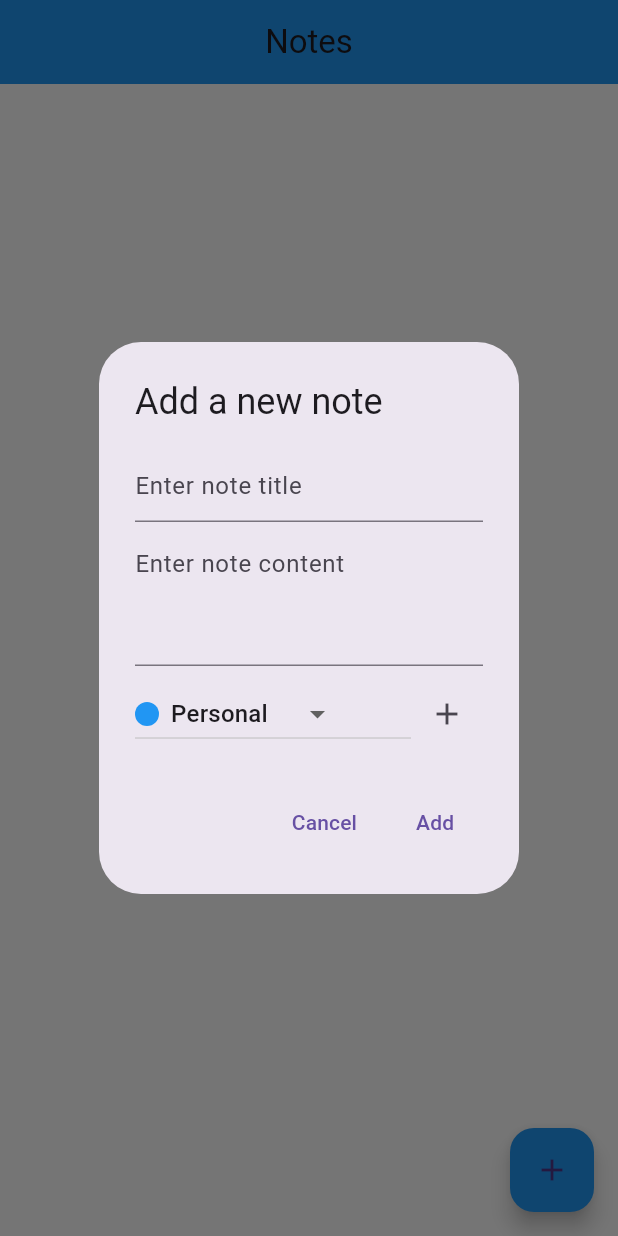
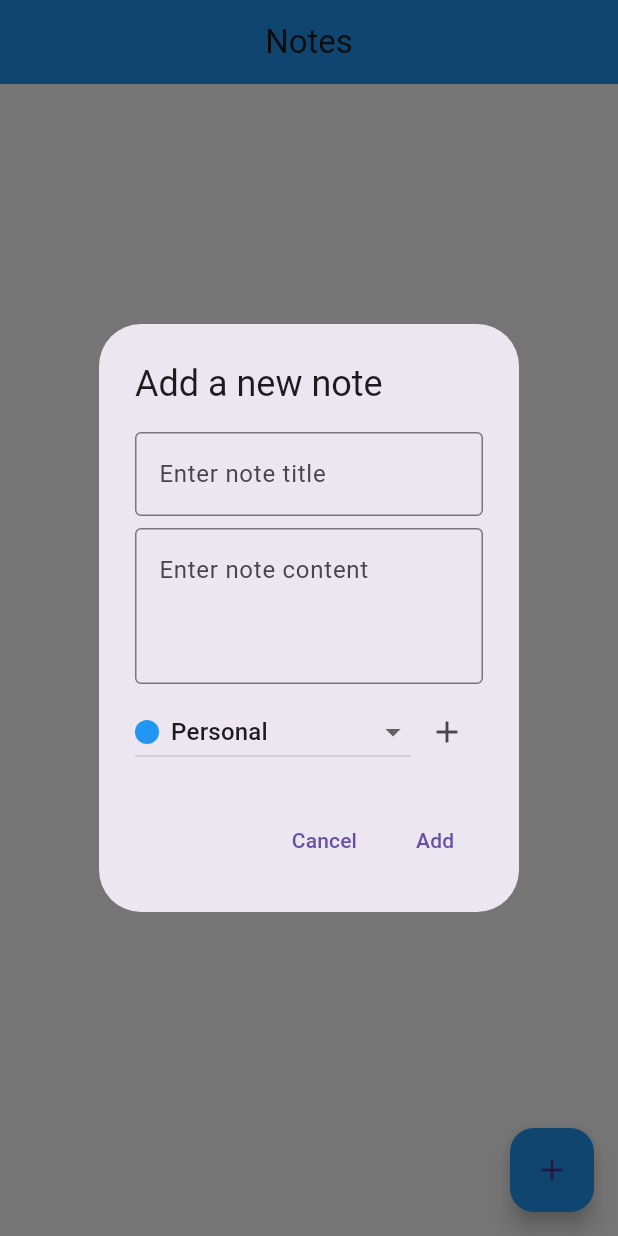
Before and after one commit to WWI2196/Pensieve-Notes-App, a Flutter app: the screen it shows after launch, after a tap on the "add" icon, on a phone screen of 412 x 824 dp. Run offline on Flutter 3.47's test engine with Material 3 defaults, Android fonts, the phone set to English and light mode, and no system bars; our stand-ins replace cloud_firestore, firebase_core, flutter_colorpicker; accounts and stored records are empty.

Commit message:
Enhance NoteType and FirestoreService for improved note type management and validation

```diff
--- a/lib/pages/home_page.dart
+++ b/lib/pages/home_page.dart
@@ -18,23 +18,25 @@ class _HomePageState extends State<HomePage> {
   final FirestoreService _firestoreService = FirestoreService();
   NoteType _selectedType = NoteType.personal;
   Color _selectedColor = Colors.blue;
-  late StreamSubscription<QuerySnapshot> _typesSubscription;
+  late StreamSubscription<List<NoteType>> _typesSubscription;
+  final GlobalKey<FormState> _formKey = GlobalKey<FormState>();
+  final _scaffoldKey = GlobalKey<ScaffoldState>();
+  final ValueNotifier<NoteType> _selectedTypeNotifier = ValueNotifier(NoteType.personal);
 
   @override
   void initState() {
     super.initState();
-    // Listen to custom types
-    _typesSubscription = _firestoreService.getCustomNoteTypes().listen((snapshot) {
+    _typesSubscription = _firestoreService
+        .getCustomNoteTypes()
+        .listen((List<NoteType> types) {
       setState(() {
-        NoteType.customTypes.clear();
-        for (var doc in snapshot.docs) {
-          final data = doc.data() as Map<String, dynamic>;
-          NoteType.customTypes.add(
-            NoteType(
-              data['name'],
-              NoteType.colorFromString(data['color']),
-            ),
-          );
+        NoteType.customTypes
+          ..clear()
+          ..addAll(types);
+        // Reset selected type if it was deleted
+        if (!NoteType.allTypes.contains(_selectedType)) {
+          _selectedType = NoteType.personal;
+          _selectedTypeNotifier.value = NoteType.personal;
         }
       });
     });
@@ -54,26 +56,26 @@ class _HomePageState extends State<HomePage> {
       context: context,
       builder: (context) => AlertDialog(
         title: const Text("Add a new note"),
-        content: Column(
+        content: Form(
+          key: _formKey,
+          child: Column(
             mainAxisSize: MainAxisSize.min,
             children: [
-            TextField(
+              _buildTextField(
                 controller: _titleController,
-              decoration: const InputDecoration(
-                hintText: "Enter note title",
-              ),
+                hint: "Enter note title",
+                textInputAction: TextInputAction.next,
               ),
               const SizedBox(height: 8),
-            TextField(
+              _buildTextField(
                 controller: _contentController,
-              decoration: const InputDecoration(
-                hintText: "Enter note content",
-              ),
+                hint: "Enter note content",
                 maxLines: 3,
               ),
               const SizedBox(height: 8),
               _buildNoteTypeSelector(),
             ],
+          ),
         ),
         actions: [
           TextButton(
@@ -85,8 +87,7 @@ class _HomePageState extends State<HomePage> {
           ),
           TextButton(
             onPressed: () {
-              if (_titleController.text.isNotEmpty &&
-                  _contentController.text.isNotEmpty) {
+              if (_formKey.currentState?.validate() ?? false) {
                 _firestoreService.addNote(
                   title: _titleController.text,
                   content: _contentController.text,
@@ -118,46 +119,54 @@ class _HomePageState extends State<HomePage> {
           builder: (context, setDialogState) => Column(
             mainAxisSize: MainAxisSize.min,
             children: [
-              TextField(
+              Form(
+                child: _buildTextField(
                   controller: _newTypeController,
-                decoration: const InputDecoration(
-                  hintText: "Enter type name",
+                  hint: "Enter type name",
+                  validator: (value) {
+                    if (value == null || value.isEmpty) {
+                      return 'Type name cannot be empty';
+                    }
+                    if (NoteType.allTypes.any((type) =>
+                        type.name.toLowerCase() == value.toLowerCase())) {
+                      return 'Type name already exists';
+                    }
+                    return null;
+                  },
                 ),
               ),
               const SizedBox(height: 16),
               ColorPicker(
                 onColorChanged: (color) {
-                  setDialogState(() {
-                    _selectedColor = color;
-                  });
+                  setDialogState(() => _selectedColor = color);
                 },
                 pickerColor: _selectedColor,
+                enableAlpha: false,
               ),
             ],
           ),
         ),
         actions: [
           TextButton(
-            onPressed: () => Navigator.pop(context),
+            onPressed: () {
+              _newTypeController.clear();
+              Navigator.pop(context);
+            },
             child: const Text("Cancel"),
           ),
           TextButton(
             onPressed: () async {
-              if (_newTypeController.text.isNotEmpty) {
-                // Save to Firestore first
-                await _firestoreService.addCustomNoteType(
-                  _newTypeController.text,
-                  _selectedColor,
-                );
-
-                setState(() {
-                  NoteType.customTypes.add(
-                    NoteType(_newTypeController.text, _selectedColor),
-                  );
-                });
-
+              final name = _newTypeController.text;
+              if (name.isNotEmpty) {
+                try {
+                  await _firestoreService.addCustomNoteType(name, _selectedColor);
                   _newTypeController.clear();
                   Navigator.pop(context);
+                } catch (e) {
+                  ScaffoldMessenger.of(context).showSnackBar(
+                    SnackBar(content: Text('Error adding note type: $e')),
+                  );
+                }
               }
             },
             child: const Text("Add"),
@@ -168,15 +177,26 @@ class _HomePageState extends State<HomePage> {
   }
 
   Widget _buildNoteTypeSelector() {
+    return ValueListenableBuilder<NoteType>(
+      valueListenable: _selectedTypeNotifier,
+      builder: (context, selectedType, _) {
+        final types = NoteType.allTypes;
+        // Ensure selected type exists in items
+        final currentType = types.contains(selectedType) ?
+            selectedType : NoteType.personal;
+
         return Row(
+          mainAxisSize: MainAxisSize.min,
           children: [
-        Expanded(
+            Flexible(
               child: DropdownButton<NoteType>(
-            value: _selectedType,
-            items: NoteType.allTypes.map((type) {
+                isExpanded: true,
+                value: currentType,
+                items: types.map((type) {
                   return DropdownMenuItem(
                     value: type,
                     child: Row(
+                      mainAxisSize: MainAxisSize.min,
                       children: [
                         Container(
                           width: 16,
@@ -187,15 +207,33 @@ class _HomePageState extends State<HomePage> {
                           ),
                         ),
                         const SizedBox(width: 8),
-                    Text(type.name),
+                        Flexible(
+                          child: Text(
+                            type.name,
+                            overflow: TextOverflow.ellipsis,
+                          ),
+                        ),
+                        if (!NoteType.defaultTypes.contains(type))
+                          SizedBox(
+                            width: 40,
+                            child: IconButton(
+                              icon: const Icon(Icons.delete, size: 20),
+                              onPressed: () => _handleAsyncOperation(() async {
+                                await _firestoreService.deleteNoteType(type.id);
+                              }),
+                            ),
+                          ),
                       ],
                     ),
                   );
                 }).toList(),
-            onChanged: (NoteType? value) {
+                onChanged: (value) {
+                  if (value != null) {
                     setState(() {
-                _selectedType = value ?? NoteType.personal;
+                      _selectedType = value;
+                      _selectedTypeNotifier.value = value;
                     });
+                  }
                 },
               ),
             ),
@@ -205,11 +243,57 @@ class _HomePageState extends State<HomePage> {
             ),
           ],
         );
+      },
+    );
+  }
+
+  Widget _buildTextField({
+    required TextEditingController controller,
+    required String hint,
+    int maxLines = 1,
+    TextInputAction? textInputAction,
+    String? Function(String?)? validator,
+  }) {
+    return TextFormField(
+      controller: controller,
+      decoration: InputDecoration(
+        hintText: hint,
+        border: const OutlineInputBorder(),
+      ),
+      maxLines: maxLines,
+      textInputAction: textInputAction,
+      validator: validator ?? _validateInput,
+      enableInteractiveSelection: true,
+      contextMenuBuilder: (context, editableTextState) {
+        return AdaptiveTextSelectionToolbar.editableText(
+          editableTextState: editableTextState,
+        );
+      },
+    );
+  }
+
+  String? _validateInput(String? value) {
+    if (value == null || value.isEmpty) {
+      return 'This field cannot be empty';
+    }
+    return null;
+  }
+
+  Future<void> _handleAsyncOperation(Future<void> Function() operation) async {
+    try {
+      await operation();
+    } catch (e) {
+      if (!mounted) return;
+      ScaffoldMessenger.of(context).showSnackBar(
+        SnackBar(content: Text('Error: $e')),
+      );
+    }
   }
 
   @override
   Widget build(BuildContext context) {
     return Scaffold(
+      key: _scaffoldKey,
       backgroundColor: Colors.white,
       appBar: AppBar(
         centerTitle: true,
--- a/lib/services/firestore.dart
+++ b/lib/services/firestore.dart
@@ -4,105 +4,134 @@ import 'package:flutter/material.dart';
 class NoteType {
   final String name;
   final Color color;
+  final String id;
 
-  const NoteType(this.name, this.color);
+  const NoteType(this.name, this.color, {required this.id});
 
   @override
   String toString() => name;
 
-  static final personal = NoteType('Personal', Colors.blue);
-  static final educational = NoteType('Educational', Colors.green);
-  static final other = NoteType('Other', Colors.grey);
+  @override
+  bool operator ==(Object other) =>
+      identical(this, other) ||
+      other is NoteType &&
+          runtimeType == other.runtimeType &&
+          name == other.name &&
+          id == id;
+
+  @override
+  int get hashCode => Object.hash(name, id);
+
+  static final personal = NoteType('Personal', Colors.blue, id: 'personal');
+  static final educational = NoteType('Educational', Colors.green, id: 'educational');
+  static final other = NoteType('Other', Colors.grey, id: 'other');
 
   static final List<NoteType> defaultTypes = [personal, educational, other];
   static final List<NoteType> customTypes = [];
 
   static List<NoteType> get allTypes => [...defaultTypes, ...customTypes];
 
-  // Improved fromString factory
-  factory NoteType.fromString(String name) {
-    try {
-      return allTypes.firstWhere(
-        (type) => type.name == name,
-        orElse: () => other,
-      );
-    } catch (e) {
-      return other;
-    }
+  Map<String, dynamic> toMap() => {
+        'name': name,
+        'color': color.value.toString(),
+        'id': id,
+      };
+
+  static NoteType fromMap(Map<String, dynamic> map, String docId) {
+    return NoteType(
+      map['name'] as String,
+      Color(int.parse(map['color'] as String)),
+      id: docId,
+    );
   }
 
-  // Add color conversion helpers
-  static Color colorFromString(String colorString) {
-    try {
-      return Color(int.parse(colorString));
-    } catch (e) {
-      return Colors.grey;
-    }
+  static NoteType fromString(String typeName) {
+    return allTypes.firstWhere(
+      (type) => type.name == typeName,
+      orElse: () => other,
+    );
   }
 
-  String colorToString() {
-    return color.value.toString();
+  // Add delete method
+  Future<void> delete(FirebaseFirestore db) async {
+    if (id.isNotEmpty) {
+      await db.collection('noteTypes').doc(id).delete();
+    }
   }
 }
 
+// Update FirestoreService class
 class FirestoreService {
-  final CollectionReference notes =
-      FirebaseFirestore.instance.collection('notes');
-  final CollectionReference noteTypes =
-      FirebaseFirestore.instance.collection('noteTypes');
+  final FirebaseFirestore _db = FirebaseFirestore.instance;
 
-  // CREATE
+  // Add custom type
+  Future<void> addCustomNoteType(String name, Color color) async {
+    final docRef = _db.collection('noteTypes').doc();
+    final type = NoteType(name, color, id: docRef.id);
+    await docRef.set(type.toMap());
+  }
+
+  // Get custom types
+  Stream<List<NoteType>> getCustomNoteTypes() {
+    return _db.collection('noteTypes').snapshots().map((snapshot) {
+      return snapshot.docs.map((doc) {
+        return NoteType.fromMap(doc.data(), doc.id);
+      }).toList();
+    });
+  }
+
+  // Add note with validation
   Future<void> addNote({
     required String title,
     required String content,
     required NoteType type,
   }) async {
-    await notes.add({
+    if (title.isEmpty || content.isEmpty) {
+      throw ArgumentError('Title and content cannot be empty');
+    }
+
+    await _db.collection('notes').add({
       'title': title,
       'content': content,
-      'type': type.toString(),
+      'type': type.name,
+      'typeId': type.id,
       'color': type.color.value.toString(),
-      'timestamp': Timestamp.now(),
+      'timestamp': FieldValue.serverTimestamp(),
     });
   }
 
-  // READ
-  Stream<QuerySnapshot> getNotes() {
-    return notes.orderBy('timestamp', descending: true).snapshots();
-  }
-
-  // UPDATE
+  // Update note with validation
   Future<void> updateNote({
     required String docID,
     required String title,
     required String content,
     required NoteType type,
   }) async {
-    await notes.doc(docID).update({
+    if (title.isEmpty || content.isEmpty) {
+      throw ArgumentError('Title and content cannot be empty');
+    }
+
+    await _db.collection('notes').doc(docID).update({
       'title': title,
       'content': content,
-      'type': type.toString(),
+      'type': type.name,
       'color': type.color.value.toString(),
-      'timestamp': Timestamp.now(),
+      'timestamp': FieldValue.serverTimestamp(),
     });
+  }
+
+  // READ
+  Stream<QuerySnapshot> getNotes() {
+    return _db.collection('notes').orderBy('timestamp', descending: true).snapshots();
   }
 
   // DELETE
   Future<void> deleteNote(String docID) async {
-    await notes.doc(docID).delete();
+    await _db.collection('notes').doc(docID).delete();
   }
 
-  // Add method to save custom type
-  Future<void> addCustomNoteType(String name, Color color) async {
-    await noteTypes.add({
-      'name': name,
-      'color': color.value.toString(),
-      'timestamp': Timestamp.now(),
-    });
-  }
-
-  // Get custom types stream
-  Stream<QuerySnapshot> getCustomNoteTypes() {
-    return noteTypes.orderBy('timestamp').snapshots();
+  // Add delete note type method
+  Future<void> deleteNoteType(String typeId) async {
+    await _db.collection('noteTypes').doc(typeId).delete();
   }
 }
```
Lines whose indentation alone changed are shown as unchanged.
